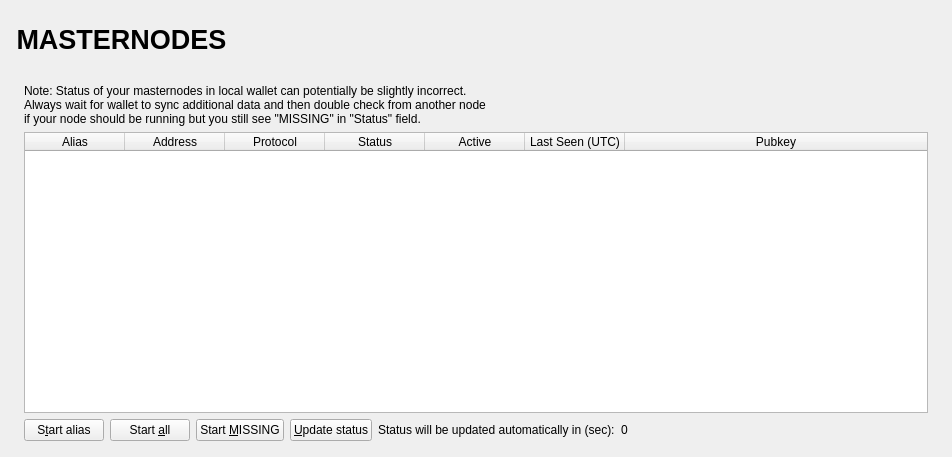
Before: the Qt Designer form src/qt/forms/masternodelist.ui in AtheneumChain/Atheneum, drawn with Qt 5.
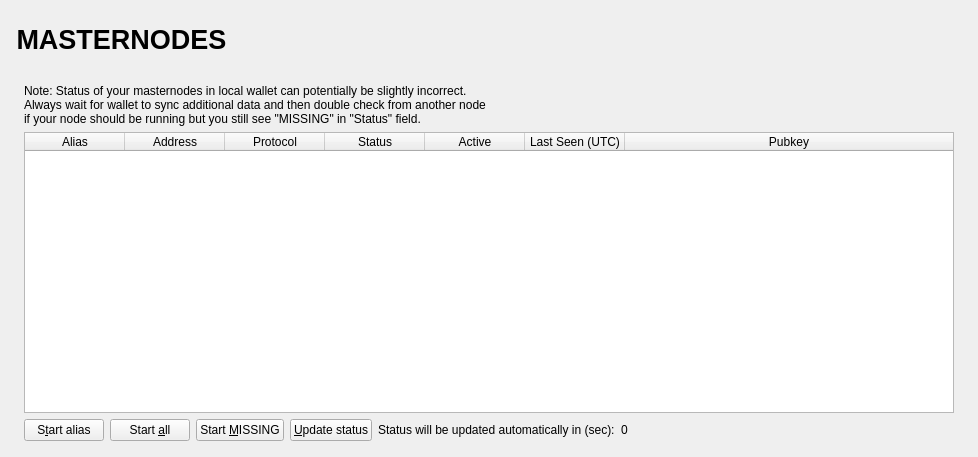
After: the same form once the commit is applied.

```diff
--- a/src/qt/forms/masternodelist.ui
+++ b/src/qt/forms/masternodelist.ui
@@ -4,9 +4,9 @@
  <widget class="QWidget" name="MasternodeList">
   <property name="geometry">
    <rect>
-    <x>0</x>
+    <x>0</x> 
     <y>0</y>
-    <width>723</width>
+    <width>978</width>
     <height>457</height>
    </rect>
   </property>
```
